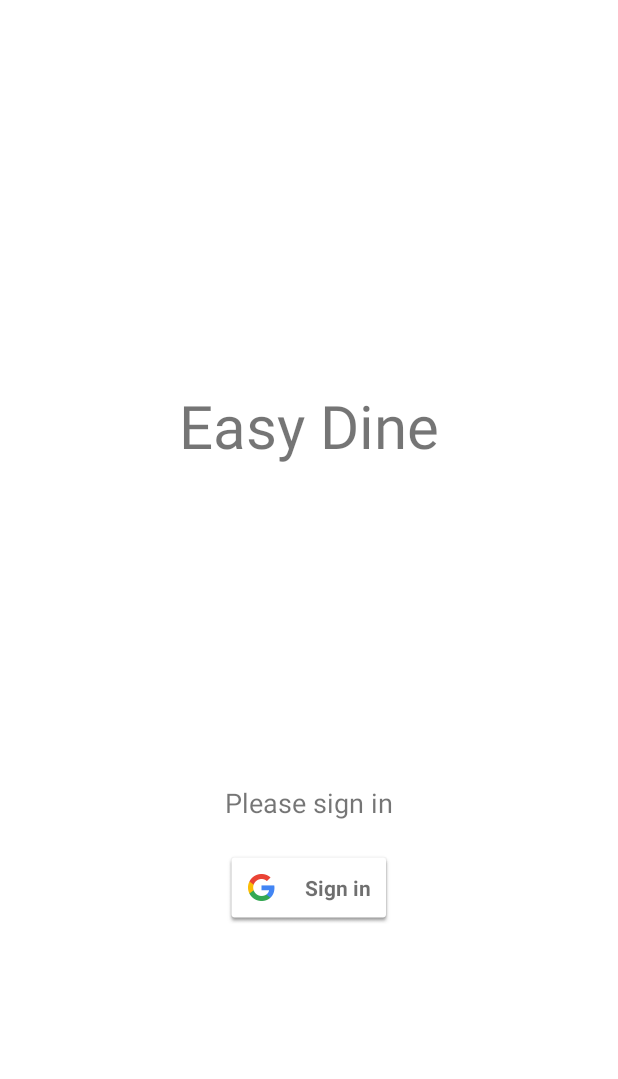
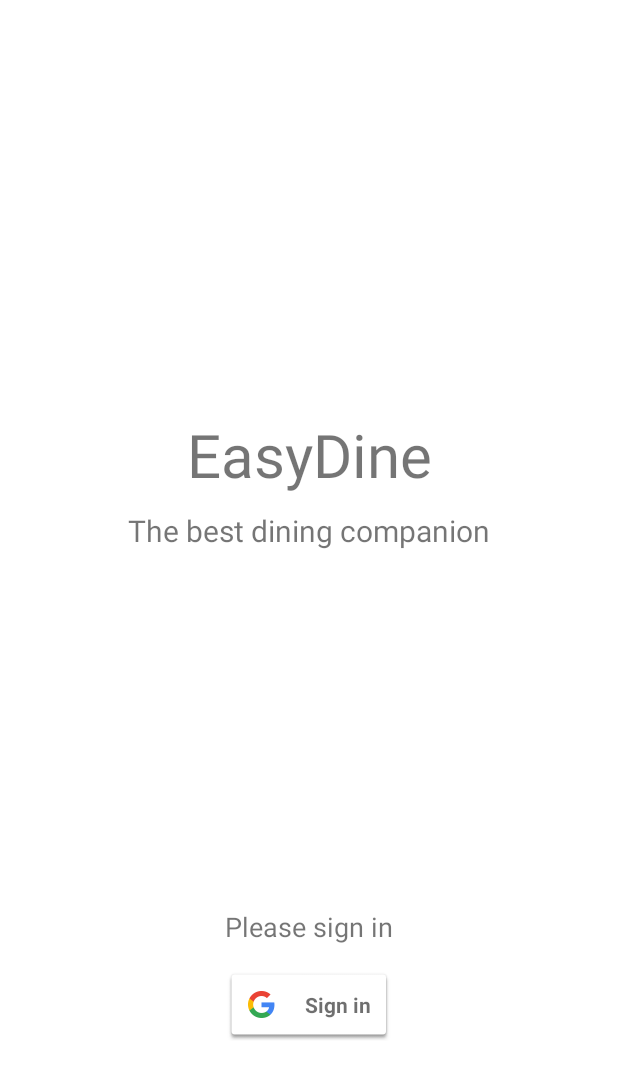
Before and after one commit to DinethP/EasyDine, an Android app: the screen it shows after launch (LoginActivity), on a phone screen of 412 x 824 dp. Shown: the top 1079 px of the screen. Run offline under Robolectric (Android 15) with nearby library versions, the phone set to English and light mode, and no system bars; our stand-ins replace Firebase (no records; nobody signed in at launch, a user with empty details on screens opened directly).

Commit message:
UI Changes

```diff
--- a/app/src/main/java/edu/cuhk/csci3310/easydine/EqualFragment.java
+++ b/app/src/main/java/edu/cuhk/csci3310/easydine/EqualFragment.java
@@ -268,9 +268,8 @@ public class EqualFragment extends Fragment {
                         .build();
                 NotificationManagerCompat notificationManager = NotificationManagerCompat.from(getActivity());
                 notificationManager.notify(NOTIFICATION_ID, notification);
-                Intent intent = new Intent(getActivity(), PastOrdersActivity.class);
-                String email = user.getEmail();
-                intent.putExtra("accountName", email);
+                Intent intent = new Intent(getActivity(), MainActivity.class);
+                intent.setFlags(Intent.FLAG_ACTIVITY_NEW_TASK | Intent.FLAG_ACTIVITY_CLEAR_TASK);
                 startActivity(intent);
             }
         });
--- a/app/src/main/java/edu/cuhk/csci3310/easydine/LoginActivity.java
+++ b/app/src/main/java/edu/cuhk/csci3310/easydine/LoginActivity.java
@@ -64,10 +64,12 @@ public class LoginActivity extends AppCompatActivity {
                 .build();
         // Build a GoogleSignInClient with the options specified by gso.
         mGoogleSignInClient = GoogleSignIn.getClient(this, gso);
-        // signout user if isLoggedIn is set to false by MainActivity when clicking logout  item
-        if(!sharedPreferences.getBoolean(KEY, true)){
-            Log.d(TAG, "Checking if user is logged out");
-            signOut();
+        // signout user if LOGOUT extra is false in intent from MainActivity (when clicking logout in nav_menu)
+        Bundle extras = getIntent().getExtras();
+        if(extras != null){
+            if(extras.getBoolean("LOGOUT", false)){
+                signOut();
+            }
         }
         findViewById(R.id.sign_in_button).setOnClickListener(new View.OnClickListener() {
             @Override
@@ -81,7 +83,6 @@ public class LoginActivity extends AppCompatActivity {
         startActivityForResult(signInIntent, RC_SIGN_IN);
     }
     private void signOut() {
-        // TODO: Bug where dashboard still shows when user minimises and comes back to app
         mGoogleSignInClient.signOut()
                 .addOnCompleteListener(this, new OnCompleteListener<Void>() {
                     @Override
@@ -89,6 +90,7 @@ public class LoginActivity extends AppCompatActivity {
                     }
                 });
         FirebaseAuth.getInstance().signOut();
+        Toast.makeText(getApplicationContext(), "Successfully signed out", Toast.LENGTH_SHORT).show();
     }
     @Override
     protected void onStart() {
@@ -109,7 +111,8 @@ public class LoginActivity extends AppCompatActivity {
                     public void onComplete(@NonNull Task<AuthResult> task) {
                         if (task.isSuccessful()) {
                             // Sign in success, update UI with the signed-in user's information
-                            Log.d(TAG, "signInWithCredential:success");
+//                            Log.d(TAG, "signInWithCredential:success");
+                            Toast.makeText(getApplicationContext(), "Welcome to EasyDine", Toast.LENGTH_SHORT).show();
                             FirebaseUser user = mAuth.getCurrentUser();
                             // Signed in successfully, show authenticated UI.
                             updateUI(user);
@@ -137,7 +140,8 @@ public class LoginActivity extends AppCompatActivity {
                             editor.apply();
                         } else {
                             // If sign in fails, display a message to the user.
-                            Log.w(TAG, "signInWithCredential:failure", task.getException());
+                            Toast.makeText(getApplicationContext(), "Sign in failed", Toast.LENGTH_SHORT).show();
+//                            Log.w(TAG, "signInWithCredential:failure", task.getException());
                             updateUI(null);
 
                             SharedPreferences.Editor editor = sharedPreferences.edit();
@@ -166,32 +170,11 @@ public class LoginActivity extends AppCompatActivity {
             }
         }
     }
-//    private void handleSignInResult(Task<GoogleSignInAccount> completedTask) {
-//        try {
-//            GoogleSignInAccount account = completedTask.getResult(ApiException.class);
-//            // authenticate in firebase
-//            firebaseAuthWithGoogle(account.getIdToken());
-//
-//        } catch (ApiException e) {
-//            // The ApiException status code indicates the detailed failure reason.
-//            // Please refer to the GoogleSignInStatusCodes class reference for more information.
-//            Log.w(TAG, "Google sign in failed. signInResult:failed code=" + e.getStatusCode());
-//        }
-//    }
 
     private void updateUI(FirebaseUser account){
-        //  user has not signed into app, so keep shpwing the LoginActivity
-        if(account == null){
-            Toast toast =  Toast.makeText(getApplicationContext(), "Could not sign into Google Account", Toast.LENGTH_SHORT);
-            toast.show();
-        }
-        //  user signed in, open main activity with account object passed to it
-        else{
-            Toast toast =  Toast.makeText(getApplicationContext(), account.getEmail(), Toast.LENGTH_SHORT);
-            toast.show();
+        //  user signed into app, open MainActivity
+        if(account != null){
             Intent intent = new Intent(LoginActivity.this, MainActivity.class);
-//            intent.addFlags(Intent.FLAG_ACTIVITY_NO_HISTORY);
-            intent.putExtra("ACCOUNT", account);
             startActivity(intent);
         }
     }
--- a/app/src/main/java/edu/cuhk/csci3310/easydine/PercentageFragment.java
+++ b/app/src/main/java/edu/cuhk/csci3310/easydine/PercentageFragment.java
@@ -245,9 +245,8 @@ public class PercentageFragment extends Fragment {
                             .build();
                     NotificationManagerCompat notificationManager = NotificationManagerCompat.from(getActivity());
                     notificationManager.notify(NOTIFICATION_ID, notification);
-                    Intent intent = new Intent(getActivity(), PastOrdersActivity.class);
-                    String email = user.getEmail();
-                    intent.putExtra("accountName", email);
+                    Intent intent = new Intent(getActivity(), MainActivity.class);
+                    intent.setFlags(Intent.FLAG_ACTIVITY_NEW_TASK | Intent.FLAG_ACTIVITY_CLEAR_TASK);
                     startActivity(intent);
                 }
 
--- a/app/src/main/java/edu/cuhk/csci3310/easydine/ValueFragment.java
+++ b/app/src/main/java/edu/cuhk/csci3310/easydine/ValueFragment.java
@@ -229,9 +229,8 @@ public class ValueFragment extends Fragment {
                             .build();
                     NotificationManagerCompat notificationManager = NotificationManagerCompat.from(getActivity());
                     notificationManager.notify(NOTIFICATION_ID, notification);
-                    Intent intent = new Intent(getActivity(), PastOrdersActivity.class);
-                    String email = user.getEmail();
-                    intent.putExtra("accountName", email);
+                    Intent intent = new Intent(getActivity(), MainActivity.class);
+                    intent.setFlags(Intent.FLAG_ACTIVITY_NEW_TASK | Intent.FLAG_ACTIVITY_CLEAR_TASK);
                     startActivity(intent);
                 }
             }
--- a/app/src/main/res/layout/activity_login.xml
+++ b/app/src/main/res/layout/activity_login.xml
@@ -14,15 +14,15 @@
         app:layout_constraintEnd_toEndOf="parent"
         app:layout_constraintStart_toStartOf="parent"
         app:layout_constraintTop_toTopOf="parent"
-        app:layout_constraintVertical_bias="0.732" />
+        app:layout_constraintVertical_bias="0.832" />
 
     <TextView
         android:id="@+id/textView"
         android:layout_width="wrap_content"
         android:layout_height="wrap_content"
-        android:text="Easy Dine"
+        android:text="EasyDine"
         android:textSize="40sp"
-        app:layout_constraintBottom_toTopOf="@+id/sign_in_button"
+        app:layout_constraintBottom_toTopOf="@+id/textView2"
         app:layout_constraintEnd_toEndOf="parent"
         app:layout_constraintStart_toStartOf="parent"
         app:layout_constraintTop_toTopOf="parent" />
@@ -31,11 +31,22 @@
         android:id="@+id/textView2"
         android:layout_width="wrap_content"
         android:layout_height="wrap_content"
-        android:layout_marginBottom="20dp"
+        android:layout_marginBottom="15dp"
         android:text="Please sign in"
         android:textSize="18sp"
         app:layout_constraintBottom_toTopOf="@+id/sign_in_button"
         app:layout_constraintEnd_toEndOf="parent"
         app:layout_constraintStart_toStartOf="parent" />
 
+    <TextView
+        android:id="@+id/textView7"
+        android:layout_width="wrap_content"
+        android:layout_height="wrap_content"
+        android:layout_marginTop="10dp"
+        android:text="The best dining companion"
+        android:textSize="20sp"
+        app:layout_constraintEnd_toEndOf="parent"
+        app:layout_constraintStart_toStartOf="parent"
+        app:layout_constraintTop_toBottomOf="@+id/textView" />
+
 </androidx.constraintlayout.widget.ConstraintLayout>
--- a/app/src/main/res/layout/activity_places.xml
+++ b/app/src/main/res/layout/activity_places.xml
@@ -17,7 +17,7 @@
         android:drawableStart="@drawable/location"
         android:drawablePadding="16dp"
         android:gravity="center_horizontal"
-        android:hint="Enter Restaurant"
+        android:hint="Find Restaurant"
         android:padding="16dp"
         app:layout_constraintTop_toTopOf="parent"
         tools:layout_editor_absoluteX="16dp" />
--- a/app/src/main/res/layout/nav_header.xml
+++ b/app/src/main/res/layout/nav_header.xml
@@ -16,6 +16,6 @@
         android:layout_width="wrap_content"
         android:layout_height="wrap_content"
         android:fontFamily="sans-serif-black"
-        android:text="Easy Dine"
+        android:text="EasyDine"
         android:textSize="24sp" />
 </androidx.appcompat.widget.LinearLayoutCompat>
```
Also changed, not shown: app/src/main/java/edu/cuhk/csci3310/easydine/MainActivity.java (+5 -9 lines), app/src/main/res/layout/activity_main.xml (+10 -10 lines), app/src/main/res/layout/cardlist_item.xml (+5 -3 lines).
